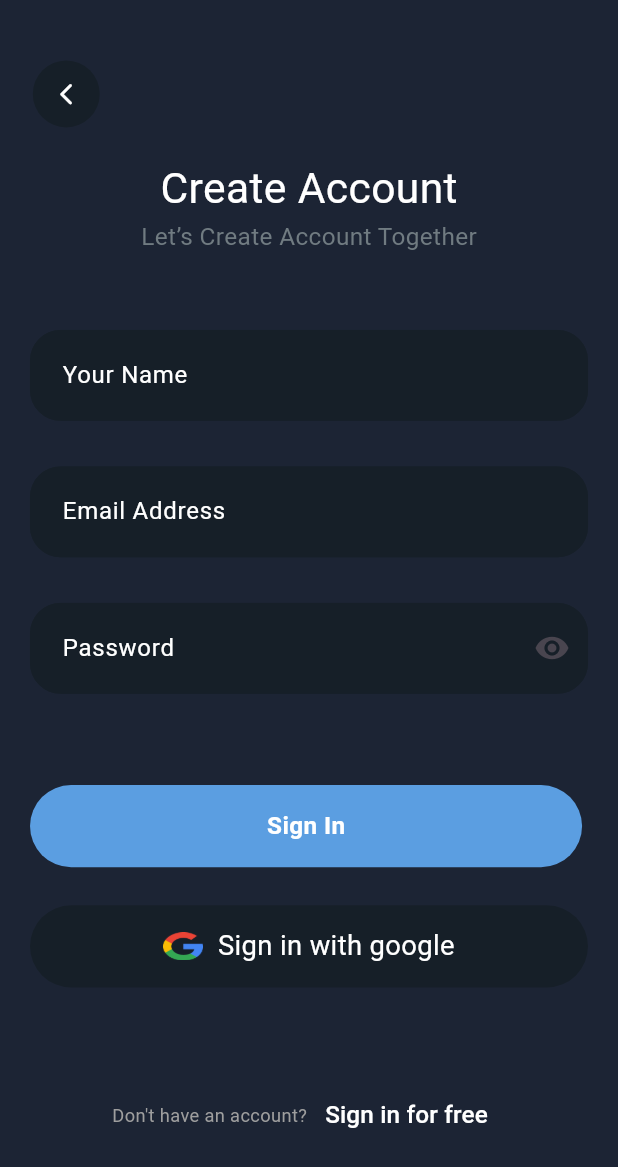
After one commit to OmarHabeb/ecommerce_app, a Flutter app: the screen it shows after launch, after a tap on "Next", after a tap on "Sign up for free", on a phone screen of 412 x 824 dp. The commit adds this screen. Shown: the top 1167 px of the screen. Run offline on Flutter 3.47's test engine with Material 3 defaults, Android fonts, the phone set to English and light mode, and no system bars; our stand-ins replace flutter_screenutil.

Commit message:
Updates to UI

```diff
--- a/lib/main.dart
+++ b/lib/main.dart
@@ -1,4 +1,5 @@
 import 'package:ecommerce_app/view/start/onboarding_screen.dart';
+import 'package:ecommerce_app/view/start/onboardingtest.dart';
 import 'package:flutter/material.dart';
 import 'package:flutter_screenutil/flutter_screenutil.dart';
 
@@ -15,6 +16,18 @@ class MyApp extends StatelessWidget {
       minTextAdapt: true,
       splitScreenMode: true,
       child: MaterialApp(
+        theme: ThemeData(
+          scaffoldBackgroundColor: Color(0xFF1C2434),
+          appBarTheme: AppBarTheme(
+            color: Color(0xFF1C2434)
+          ),
+
+
+        iconTheme: IconThemeData(color: Colors.white),
+
+
+
+        ),
         debugShowCheckedModeBanner: false,
         home: OnboardingScreen(),
       ),
--- /dev/null
+++ b/lib/view/auth/create_account_screen.dart
@@ -0,0 +1,141 @@
+import 'package:ecommerce_app/core/helpers/navigation_helper.dart';
+import 'package:ecommerce_app/view/auth/signIn_screen.dart';
+import 'package:ecommerce_app/view/widgets/back_arrow_button.dart';
+import 'package:ecommerce_app/view/widgets/text_field_with_image.dart';
+import 'package:flutter/material.dart';
+import 'package:flutter_screenutil/flutter_screenutil.dart';
+
+import '../widgets/custom_button.dart';
+
+class CreateAccountScreen extends StatefulWidget {
+  const CreateAccountScreen({super.key});
+
+  @override
+  State<CreateAccountScreen> createState() => _CreateAccountScreenState();
+}
+
+class _CreateAccountScreenState extends State<CreateAccountScreen> {
+  bool _isPasswordVisible = false;
+
+  @override
+  Widget build(BuildContext context) {
+    return Scaffold(
+      body: SingleChildScrollView(
+        child: Padding(
+          padding: const EdgeInsets.all(20.0),
+          child: Column(
+            crossAxisAlignment: CrossAxisAlignment.start,
+            children: [
+              SizedBox(
+                height: 20.h,
+              ),
+              BackArrowButton(),
+              SizedBox(
+                height: 20.h,
+              ),
+              Center(
+                  child: Text(
+                "Create Account",
+                style: TextStyle(
+                  fontSize: 28.sp,
+                  color: Colors.white,
+                ),
+              )),
+              Center(
+                  child: Text(
+                "Let’s Create Account Together",
+                style: TextStyle(
+                  fontSize: 16.sp,
+                  color: Color.fromRGBO(112, 123, 129, 1),
+                ),
+              )),
+              SizedBox(
+                height: 50.h,
+              ),
+              TextFieldWithImage(
+                labelText: "Your Name",
+              ),
+              SizedBox(
+                height: 30.h,
+              ),
+              TextFieldWithImage(
+                labelText: "Email Address",
+              ),
+              SizedBox(
+                height: 30.h,
+              ),
+              TextFieldWithImage(
+                labelText: "Password",
+                obscureText: _isPasswordVisible,
+                ic: GestureDetector(
+                    onTap: () {
+                      setState(() {
+                        _isPasswordVisible = !_isPasswordVisible;
+                      });
+                    },
+                    child: _isPasswordVisible == false
+                        ? Icon(
+                            Icons.visibility,
+                          )
+                        : Icon(
+                            Icons.visibility_off,
+                          )),
+              ),
+              SizedBox(height: 60.h),
+              CustomButton(
+                text: "Sign In",
+              ),
+              SizedBox(height: 25.h),
+              Container(
+                  width: MediaQuery.of(context).size.width,
+                  height: 54.h,
+                  decoration: BoxDecoration(
+                      color: Color(0xff161F28),
+                      borderRadius: BorderRadius.circular(50)),
+                  child: Row(
+                    mainAxisAlignment: MainAxisAlignment.center,
+                    children: [
+                      Container(
+                        width: 24.w,
+                        height: 24.h,
+                        decoration: BoxDecoration(
+                            image: DecorationImage(
+                          image: AssetImage("assets/auth/goole.png"),
+                        )),
+                      ),
+                      SizedBox(
+                        width: 10,
+                      ),
+                      Text(
+                        "Sign in with google",
+                        style: TextStyle(fontSize: 18.sp, color: Colors.white),
+                      ),
+                    ],
+                  )),
+              SizedBox(
+                height: 60.h,
+              ),
+              Row(
+                mainAxisAlignment: MainAxisAlignment.center,
+                children: [
+                  Text(
+                    "Don't have an account?",
+                    style: TextStyle(color: Colors.grey, fontSize: 12.sp),
+                  ),
+                  TextButton(
+                      onPressed: () {
+                        NavigationHelper.goTo(context, SigninScreen());
+                      },
+                      child: Text(
+                        "Sign in for free",
+                        style: TextStyle(color: Colors.white, fontSize: 16.sp),
+                      ))
+                ],
+              )
+            ],
+          ),
+        ),
+      ),
+    );
+  }
+}
--- a/lib/view/auth/signIn_screen.dart
+++ b/lib/view/auth/signIn_screen.dart
@@ -1,4 +1,6 @@
-import 'package:flutter/cupertino.dart';
+import 'package:ecommerce_app/core/helpers/navigation_helper.dart';
+import 'package:ecommerce_app/view/auth/create_account_screen.dart';
+import 'package:ecommerce_app/view/auth/recover_password_screen.dart';
 import 'package:flutter/material.dart';
 import 'package:flutter_screenutil/flutter_screenutil.dart';
 
@@ -99,16 +101,20 @@ class SigninScreen extends StatelessWidget {
               Align(
                 alignment: Alignment.centerRight,
                 child: TextButton(
-                    onPressed: () {},
+                    onPressed: () {
+                      NavigationHelper.goTo(context, RecoverPasswordScreen());
+                    },
                     child: Text(
-                      "Recovery Password",
+                      "Recover Password",
                       style: TextStyle(color: Colors.grey, fontSize: 13.sp),
                     )),
               ),
               SizedBox(
                 height: 20.h,
               ),
-              Container(
+              GestureDetector(
+                onTap: () {},
+                child: Container(
                     width: MediaQuery.of(context).size.width,
                     height: 54.h,
                     decoration: BoxDecoration(
@@ -120,6 +126,7 @@ class SigninScreen extends StatelessWidget {
                         style: TextStyle(fontSize: 18.sp, color: Colors.white),
                       ),
                     )),
+              ),
               SizedBox(
                 height: 20.h,
               ),
@@ -160,9 +167,11 @@ class SigninScreen extends StatelessWidget {
                     style: TextStyle(color: Colors.grey, fontSize: 12.sp),
                   ),
                   TextButton(
-                      onPressed: () {},
+                      onPressed: () {
+                        NavigationHelper.goTo(context, CreateAccountScreen());
+                      },
                       child: Text(
-                        "Sign Up for free",
+                        "Sign up for free",
                         style: TextStyle(color: Colors.white, fontSize: 16.sp),
                       ))
                 ],
--- a/lib/view/start/data.dart
+++ b/lib/view/start/data.dart
@@ -2,7 +2,7 @@
   List<Map<String, String>> images = [
     {
       "image": "assets/onboarding/shoese_one.png",
-      "title": "Nike Shoese",
+      "title": "Start Journey With Nike",
       "des":
           "Smart, Gorgeous & Fashionable\nCollection"
     },
@@ -14,7 +14,7 @@
     },
     {
       "image": "assets/onboarding/shoese_three.png",
-      "title": "Summer a new Shoes Nike ",
+      "title": "Summer Shoes Nike 2022",
       "des": "Amet Minim Lit Nodeseru Saku Nandu sit Alique Dolor"
     }
   ];
--- a/lib/view/start/onboarding_screen.dart
+++ b/lib/view/start/onboarding_screen.dart
@@ -106,7 +106,7 @@ class _StartState extends State<OnboardingScreen> {
                           color: Colors.blue,
                         ),
                         child: Center(
-                          child: Text(
+                          child:  Text(
                             "Next",
                             style: TextStyle(color: Colors.white, fontSize: 22),
                           ),
--- /dev/null
+++ b/lib/view/widgets/back_arrow_button.dart
@@ -0,0 +1,28 @@
+import 'package:flutter/material.dart';
+import 'package:flutter_screenutil/flutter_screenutil.dart';
+
+class BackArrowButton extends StatelessWidget {
+  final VoidCallback? onTap;
+
+  const BackArrowButton({Key? key, this.onTap}) : super(key: key);
+
+  @override
+  Widget build(BuildContext context) {
+    return Container(
+      width: 44.w,
+      height: 44.h,
+      decoration: BoxDecoration(
+        color: Color.fromRGBO(22, 31, 40, 1),
+        shape: BoxShape.circle
+      ),
+      child: GestureDetector(
+        onTap: onTap ?? () => Navigator.of(context).pop(),
+        child: Icon(
+          Icons.arrow_back_ios_new_rounded,
+          color: Colors.white,
+          size: 17,
+        ),
+      ),
+    );
+  }
+}
--- /dev/null
+++ b/lib/view/widgets/custom_button.dart
@@ -0,0 +1,29 @@
+import 'package:flutter/material.dart';
+import 'package:flutter_screenutil/flutter_screenutil.dart';
+
+class CustomButton extends StatelessWidget {
+  final String text;
+
+  const CustomButton({
+    super.key,
+    required this.text,
+  });
+
+  @override
+  Widget build(BuildContext context) {
+    return Container(
+      width: 335.w,
+      height: 54.h,
+      decoration: BoxDecoration(
+        borderRadius: BorderRadius.circular(50.w),
+      color: Color.fromRGBO(91, 158, 225, 1)
+      ),
+      child: Center(
+          child: Text(
+        text,
+        style: TextStyle(
+            color: Colors.white, fontWeight: FontWeight.bold, fontSize: 16.sp),
+      )),
+    );
+  }
+}
--- /dev/null
+++ b/lib/view/widgets/text_field_with_image.dart
@@ -0,0 +1,57 @@
+import 'package:flutter/material.dart';
+import 'package:flutter_screenutil/flutter_screenutil.dart';
+
+class TextFieldWithImage extends StatelessWidget {
+  final String labelText;
+  final bool obscureText;
+  final String? image;
+  final Widget? ic;
+  const TextFieldWithImage({   super.key,
+    required this.labelText,
+    this.obscureText = false,
+    this.image,
+    this.ic
+    });
+
+  @override
+  Widget build(BuildContext context) {
+    return TextFormField(
+
+      style: TextStyle(color: Colors.white),
+  obscureText: obscureText,
+  decoration: InputDecoration(
+    labelText: labelText,
+    labelStyle: TextStyle(color: Colors.white),
+    suffixIcon: ic !=null ? ic : null,
+    prefixIcon: image != null ?  Image(image: AssetImage("$image")) : null,
+    hintStyle: TextStyle(
+      color: Colors.white,
+      fontSize: 16.sp,
+    ),
+    fillColor: Color.fromRGBO(22, 31, 40, 1),
+    filled: true,
+    contentPadding: EdgeInsets.symmetric(
+      vertical: 18.h,
+      horizontal: 16.w,
+    ),
+    enabledBorder: OutlineInputBorder(
+      borderRadius: BorderRadius.circular(20.r),
+      borderSide: BorderSide(
+        color: Color.fromRGBO(22, 31, 40, 1),
+        width: 0.5.w,
+      ),
+    ),
+    border: OutlineInputBorder(
+      borderRadius: BorderRadius.circular(20.r),
+    ),
+    focusedBorder: OutlineInputBorder(
+      borderRadius: BorderRadius.circular(20.r),
+      borderSide: BorderSide(
+        color: Colors.blue,
+        width: 2.0.w,
+      ),
+    ),
+  ),
+);
+  }
+}
```
Also changed, not shown: lib/view/auth/recover_password_screen.dart (added, +68 -0 lines), lib/view/start/onboardingtest.dart (added, +50 -0 lines). Lines whose indentation alone changed are shown as unchanged.
